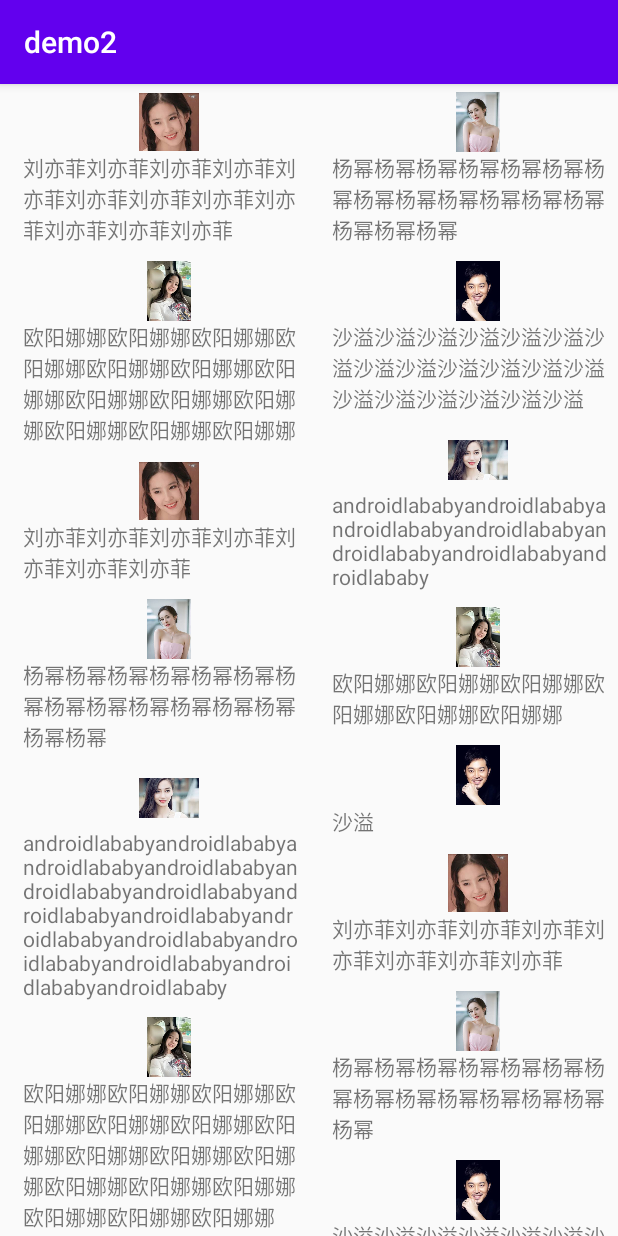
After one commit to mdddj/my_native_android_demo, an Android app: the RecyclerActivity screen opened directly, with no data from a screen before it, on a phone screen of 412 x 824 dp. The commit adds this screen. Run offline under Robolectric (Android 15) with nearby library versions, the phone set to English and light mode, and no system bars.

Commit message:
瀑布流布局

```diff
--- a/demo2/app/src/main/AndroidManifest.xml
+++ b/demo2/app/src/main/AndroidManifest.xml
@@ -9,7 +9,8 @@
         android:roundIcon="@mipmap/ic_launcher_round"
         android:supportsRtl="true"
         android:theme="@style/AppTheme">
-        <activity android:name=".ListViewActivity"></activity>
+        <activity android:name=".RecyclerActivity"></activity>
+        <activity android:name=".ListViewActivity" />
         <activity android:name=".RelativeLayoutActivity" />
         <activity android:name=".LayoutWeightActivity" />
         <activity
--- a/demo2/app/src/main/java/shop/itbug/demo2/MainActivity.kt
+++ b/demo2/app/src/main/java/shop/itbug/demo2/MainActivity.kt
@@ -34,6 +34,10 @@ class MainActivity : AppCompatActivity() {
             val intent = Intent(this,ListViewActivity::class.java)
             startActivity(intent)
         }
+        startRecyclerActivity.setOnClickListener{
+            val intent = Intent(this,RecyclerActivity::class.java)
+            startActivity(intent)
+        }
     }
 
     override fun onStart() {
--- /dev/null
+++ b/demo2/app/src/main/java/shop/itbug/demo2/RecyclerActivity.kt
@@ -0,0 +1,45 @@
+package shop.itbug.demo2
+
+import androidx.appcompat.app.AppCompatActivity
+import android.os.Bundle
+import androidx.recyclerview.widget.LinearLayoutManager
+import androidx.recyclerview.widget.StaggeredGridLayoutManager
+import kotlinx.android.synthetic.main.activity_recycler.*
+import shop.itbug.demo2.entry.Star
+import shop.itbug.demo2.recycler.StarAdapterByRecyclerView
+import java.lang.StringBuilder
+
+class RecyclerActivity : AppCompatActivity() {
+
+    private val data = ArrayList<Star>()
+
+    override fun onCreate(savedInstanceState: Bundle?) {
+        super.onCreate(savedInstanceState)
+        setContentView(R.layout.activity_recycler)
+        init()
+        val layoutManager = StaggeredGridLayoutManager(2, StaggeredGridLayoutManager.VERTICAL)
+        recyclerView.layoutManager = layoutManager
+        val adapter = StarAdapterByRecyclerView(data)
+        recyclerView.adapter = adapter
+    }
+
+    private fun init() {
+        repeat(3) {
+            data.add(Star(getRandomLengthString("刘亦菲"), R.drawable.lyf))
+            data.add(Star(getRandomLengthString("杨幂"), R.drawable.ym))
+            data.add(Star(getRandomLengthString("欧阳娜娜"), R.drawable.oynn))
+            data.add(Star(getRandomLengthString("沙溢"), R.drawable.sy))
+            data.add(Star(getRandomLengthString("androidlababy"), R.drawable.yy))
+        }
+    }
+
+    private fun getRandomLengthString(str: String): String {
+        val n =  (1..20).random()
+        val build = StringBuilder()
+        repeat(n) {
+            build.append(str)
+        }
+        return build.toString()
+    }
+
+}
--- /dev/null
+++ b/demo2/app/src/main/java/shop/itbug/demo2/recycler/StarAdapterByRecyclerView.kt
@@ -0,0 +1,48 @@
+package shop.itbug.demo2.recycler
+
+import android.util.Log
+import android.view.LayoutInflater
+import android.view.View
+import android.view.ViewGroup
+import android.widget.ImageView
+import android.widget.TextView
+import android.widget.Toast
+import androidx.recyclerview.widget.RecyclerView
+import shop.itbug.demo2.R
+import shop.itbug.demo2.entry.Star
+
+class StarAdapterByRecyclerView(val starsList: List<Star>) :
+    RecyclerView.Adapter<StarAdapterByRecyclerView.ViewHolder>() {
+
+    private val tag = "StarAdapterByRecyclerView"
+
+    inner class ViewHolder(view: View) : RecyclerView.ViewHolder(view) {
+        val starImage: ImageView = view.findViewById(R.id.starImage)
+        var starName: TextView = view.findViewById(R.id.starName)
+    }
+
+    override fun onCreateViewHolder(parent: ViewGroup, viewType: Int): ViewHolder {
+        val view = LayoutInflater.from(parent.context).inflate(R.layout.star_item_staggered, parent, false)
+        val viewHolder = ViewHolder(view)
+        viewHolder.itemView.setOnClickListener{
+            val position = viewHolder.adapterPosition
+            val star = starsList[position]
+            Toast.makeText(parent.context,"你点击了 ${star.name} 的卡片",Toast.LENGTH_SHORT).show()
+        }
+        viewHolder.starImage.setOnClickListener{
+            val position = viewHolder.adapterPosition
+            val star = starsList[position]
+            Toast.makeText(parent.context,"你点击了 ${star.name} 的头像",Toast.LENGTH_SHORT).show()
+        }
+
+        return viewHolder
+    }
+
+    override fun getItemCount() = starsList.size
+
+    override fun onBindViewHolder(holder: ViewHolder, position: Int) {
+        var star = starsList[position]
+        holder.starImage.setImageResource(star.image)
+        holder.starName.text = star.name
+    }
+}
--- a/demo2/app/src/main/res/layout/activity_main.xml
+++ b/demo2/app/src/main/res/layout/activity_main.xml
@@ -33,4 +33,10 @@
         android:layout_width="match_parent"
         android:layout_height="wrap_content"
         android:text="ListView的使用" android:textAllCaps="false" />
+
+    <Button
+        android:id="@+id/startRecyclerActivity"
+        android:layout_width="match_parent"
+        android:layout_height="wrap_content"
+        android:text="RecyclerView的使用" android:textAllCaps="false" />
 </LinearLayout>
--- /dev/null
+++ b/demo2/app/src/main/res/layout/activity_recycler.xml
@@ -0,0 +1,11 @@
+<?xml version="1.0" encoding="utf-8"?>
+<LinearLayout xmlns:android="http://schemas.android.com/apk/res/android"
+    android:layout_width="match_parent"
+    android:layout_height="match_parent">
+
+    <androidx.recyclerview.widget.RecyclerView
+        android:id="@+id/recyclerView"
+        android:layout_width="match_parent"
+        android:layout_height="match_parent" />
+
+</LinearLayout>
--- /dev/null
+++ b/demo2/app/src/main/res/layout/star_item_staggered.xml
@@ -0,0 +1,21 @@
+<?xml version="1.0" encoding="utf-8"?>
+<LinearLayout xmlns:android="http://schemas.android.com/apk/res/android"
+    android:orientation="vertical"
+    android:layout_width="match_parent"
+    android:layout_height="wrap_content" android:layout_margin="5dp">
+
+    <ImageView
+        android:id="@+id/starImage"
+        android:layout_width="40dp"
+        android:layout_height="40dp"
+        android:layout_gravity="center_horizontal"
+        android:layout_marginLeft="10dp" />
+
+    <TextView
+        android:id="@+id/starName"
+        android:layout_width="wrap_content"
+        android:layout_height="wrap_content"
+        android:layout_gravity="left"
+        android:layout_marginLeft="10dp" />
+
+</LinearLayout>
```
Also changed, not shown: demo2/app/src/main/res/layout/star_item_horizontal.xml (added, +21 -0 lines).
